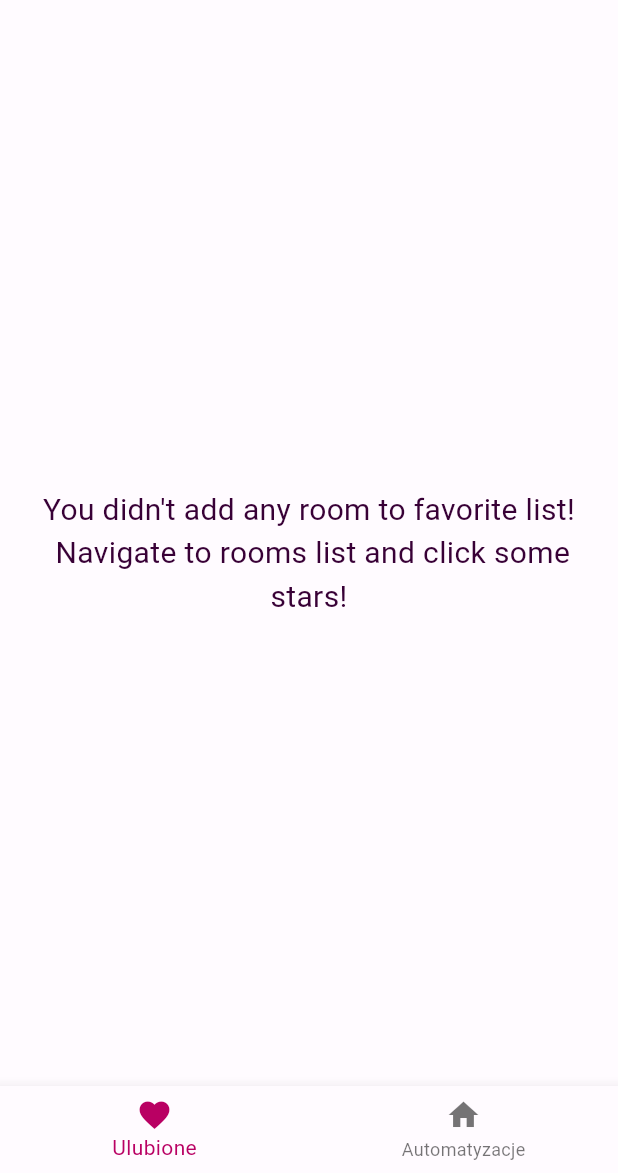
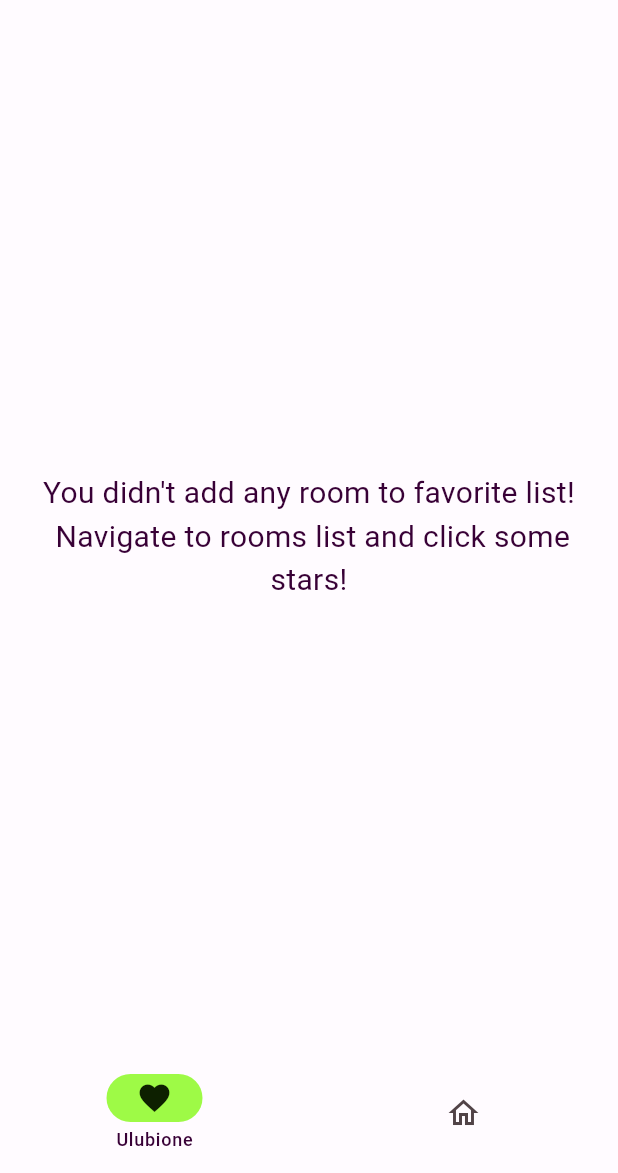
Before and after one commit to PLPOLAND/flutter_smarthome, a Flutter app: the HomepageScreen screen opened by its route, on a phone screen of 412 x 824 dp, the part 63-1236 px from its top. Run offline on Flutter 3.47's test engine with Material 2 defaults, Android fonts, the phone set to English and light mode, and no system bars; drawn by our look-alikes of dynamic_color; our stand-ins replace bloc, dio, equatable, flutter_bloc, flutter_speed_dial, package_info_plus and 1 more; missing offline and left inert: window_size; accounts and stored records are empty.

Commit message:
feat: moved to navigationBar for MaterialDesign3

```diff
--- a/lib/screens/home/homepage_screen.dart
+++ b/lib/screens/home/homepage_screen.dart
@@ -34,19 +34,24 @@ class _HomepageScreenState extends State<HomepageScreen> {
             Text("Witaj ${context.read<AuthBloc>().state.userData.showName}!"),
       ),
       body: pages[currentIndex],
-      bottomNavigationBar: BottomNavigationBar(
-        items: const [
-          BottomNavigationBarItem(
-              icon: Icon(Icons.favorite), label: "Ulubione"),
-          BottomNavigationBarItem(
-              icon: Icon(Icons.home), label: "Automatyzacje"),
-        ],
-        currentIndex: currentIndex,
-        onTap: (index) {
+      bottomNavigationBar: NavigationBar(
+        selectedIndex: currentIndex,
+        onDestinationSelected: (index) {
           setState(() {
             currentIndex = index;
           });
         },
+        destinations: const [
+          NavigationDestination(
+              icon: Icon(Icons.favorite_border),
+              selectedIcon: Icon(Icons.favorite),
+              label: "Ulubione"),
+          NavigationDestination(
+              icon: Icon(Icons.home_outlined),
+              selectedIcon: Icon(Icons.home),
+              label: "Automatyzacje"),
+        ],
+        labelBehavior: NavigationDestinationLabelBehavior.onlyShowSelected,
       ),
       floatingActionButton: currentIndex == 1
           ? FloatingActionButton(
```
